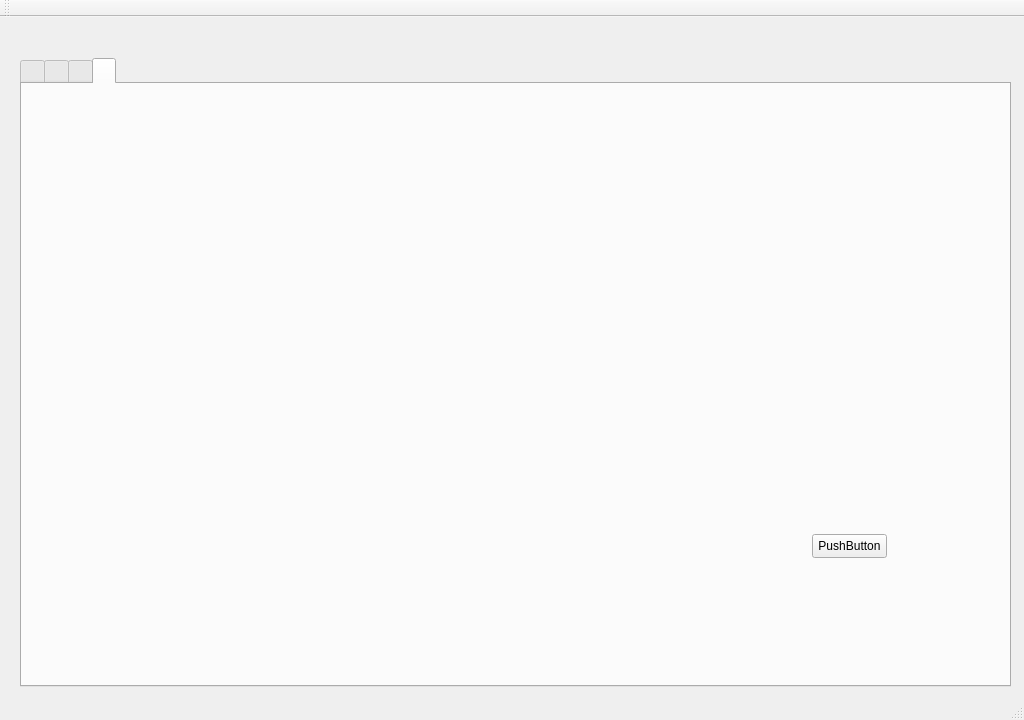
Qt form AIS_Login/AIS_MainWindow.ui (Holikma/Application_AIS) before a commit.
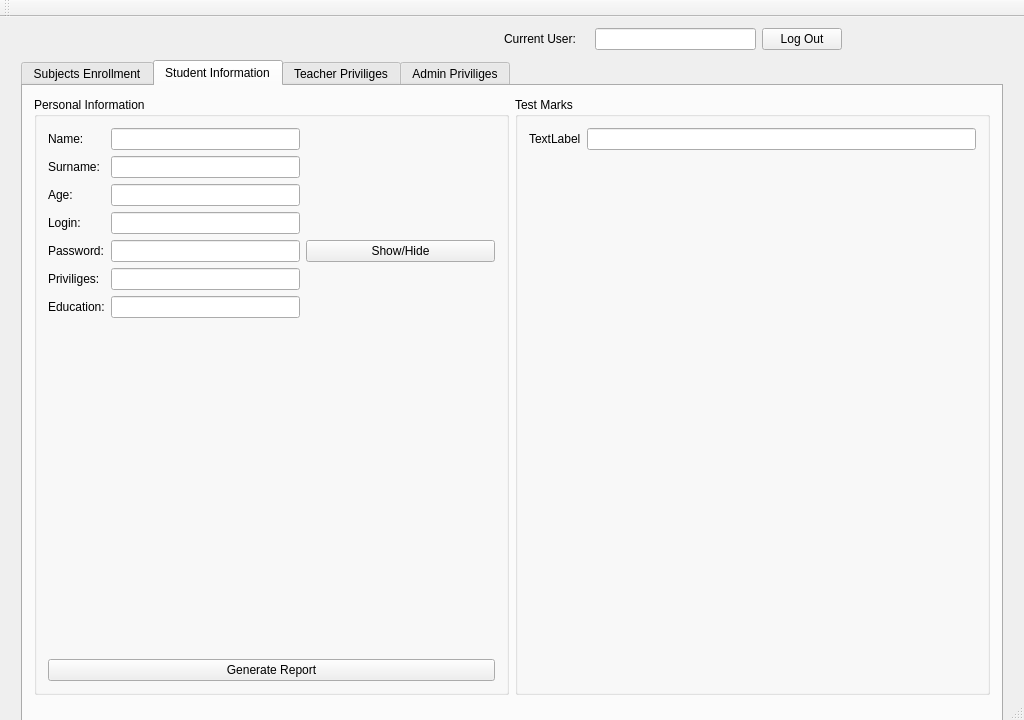
The same form after that commit.

Diff of the .ui file:
```diff
--- a/AIS_Login/AIS_MainWindow.ui
+++ b/AIS_Login/AIS_MainWindow.ui
@@ -38,15 +38,8 @@
      <height>720</height>
     </size>
    </property>
-   <widget class="QWidget" name="verticalLayoutWidget">
-    <property name="geometry">
-     <rect>
-      <x>10</x>
-      <y>10</y>
-      <width>1011</width>
-      <height>671</height>
-     </rect>
-    </property>
+   <layout class="QVBoxLayout" name="verticalLayout">
+    <item>
     <layout class="QVBoxLayout" name="Main_Page" stretch="0,0">
      <property name="spacing">
       <number>10</number>
@@ -101,89 +94,325 @@
          </property>
         </spacer>
        </item>
+        <item>
+         <widget class="QLabel" name="label">
+          <property name="text">
+           <string>Current User:</string>
+          </property>
+         </widget>
+        </item>
+        <item>
+         <widget class="QLabel" name="label_2">
+          <property name="text">
+           <string/>
+          </property>
+         </widget>
+        </item>
+        <item>
+         <widget class="QLineEdit" name="Line_Current_User"/>
+        </item>
+        <item>
+         <widget class="QPushButton" name="Button_Logout">
+          <property name="text">
+           <string>Log Out</string>
+          </property>
+         </widget>
+        </item>
+        <item>
+         <spacer name="horizontalSpacer_4">
+          <property name="orientation">
+           <enum>Qt::Horizontal</enum>
+          </property>
+          <property name="sizeHint" stdset="0">
+           <size>
+            <width>40</width>
+            <height>20</height>
+           </size>
+          </property>
+         </spacer>
+        </item>
       </layout>
      </item>
      <item>
-      <widget class="QTabWidget" name="tabWidget">
+       <widget class="QTabWidget" name="TabWidget">
+        <property name="minimumSize">
+         <size>
+          <width>0</width>
+          <height>700</height>
+         </size>
+        </property>
+        <property name="maximumSize">
+         <size>
+          <width>16777215</width>
+          <height>16777215</height>
+         </size>
+        </property>
+        <property name="toolTip">
+         <string>&lt;html&gt;&lt;head/&gt;&lt;body&gt;&lt;p&gt;strana1&lt;/p&gt;&lt;p&gt;&lt;br/&gt;&lt;/p&gt;&lt;/body&gt;&lt;/html&gt;</string>
+        </property>
        <property name="currentIndex">
-        <number>3</number>
-       </property>
-       <widget class="QWidget" name="tabWidgetPage1" native="true">
+         <number>1</number>
+        </property>
+        <widget class="QWidget" name="Subjects_enrollment">
+         <property name="maximumSize">
+          <size>
+           <width>16777215</width>
+           <height>620</height>
+          </size>
+         </property>
         <attribute name="title">
-         <string/>
-        </attribute>
-        <widget class="QPushButton" name="pushButton">
-         <property name="geometry">
-          <rect>
-           <x>50</x>
-           <y>70</y>
-           <width>75</width>
-           <height>24</height>
-          </rect>
-         </property>
+          <string>Subjects Enrollment</string>
+         </attribute>
+         <layout class="QGridLayout" name="gridLayout">
+          <item row="1" column="0">
+           <widget class="QGroupBox" name="groupBox">
+            <property name="title">
+             <string>Currently Enrolled Subjects</string>
+            </property>
+            <layout class="QHBoxLayout" name="horizontalLayout_3">
+             <item>
+              <widget class="QTableWidget" name="tableWidget_2"/>
+             </item>
+            </layout>
+           </widget>
+          </item>
+          <item row="0" column="0">
+           <widget class="QGroupBox" name="groupBox_2">
+            <property name="title">
+             <string>Subjects Available</string>
+            </property>
+            <layout class="QHBoxLayout" name="horizontalLayout_2">
+             <item>
+              <widget class="QTableWidget" name="tableWidget"/>
+             </item>
+            </layout>
+           </widget>
+          </item>
+         </layout>
+        </widget>
+        <widget class="QWidget" name="Student_Information">
+         <property name="maximumSize">
+          <size>
+           <width>16777215</width>
+           <height>620</height>
+          </size>
+         </property>
+         <attribute name="title">
+          <string>Student Information</string>
+         </attribute>
+         <layout class="QGridLayout" name="gridLayout_2" columnstretch="0,0">
+          <item row="0" column="0">
+           <widget class="QGroupBox" name="groupBox_3">
+            <property name="title">
+             <string>Personal Information</string>
+            </property>
+            <layout class="QGridLayout" name="gridLayout_3">
+             <item row="0" column="2">
+              <spacer name="horizontalSpacer_5">
+               <property name="orientation">
+                <enum>Qt::Horizontal</enum>
+               </property>
+               <property name="sizeHint" stdset="0">
+                <size>
+                 <width>40</width>
+                 <height>20</height>
+                </size>
+               </property>
+              </spacer>
+             </item>
+             <item row="2" column="1">
+              <widget class="QLineEdit" name="lineEdit_4"/>
+             </item>
+             <item row="6" column="1">
+              <widget class="QLineEdit" name="lineEdit_8"/>
+             </item>
+             <item row="1" column="1">
+              <widget class="QLineEdit" name="lineEdit_3"/>
+             </item>
+             <item row="2" column="0">
+              <widget class="QLabel" name="label_6">
          <property name="text">
-          <string>PushButton</string>
-         </property>
-        </widget>
-       </widget>
-       <widget class="QWidget" name="tabWidgetPage2" native="true">
-        <attribute name="title">
-         <string/>
-        </attribute>
+                <string>Age:</string>
+               </property>
+              </widget>
+             </item>
+             <item row="4" column="2">
         <widget class="QPushButton" name="pushButton_2">
-         <property name="geometry">
-          <rect>
-           <x>340</x>
-           <y>180</y>
-           <width>75</width>
-           <height>24</height>
-          </rect>
-         </property>
+               <property name="text">
+                <string>Show/Hide</string>
+               </property>
+              </widget>
+             </item>
+             <item row="1" column="0">
+              <widget class="QLabel" name="label_5">
          <property name="text">
-          <string>PushButton</string>
-         </property>
-        </widget>
-       </widget>
-       <widget class="QWidget" name="tabWidgetPage3" native="true">
-        <attribute name="title">
-         <string/>
-        </attribute>
-        <widget class="QPushButton" name="pushButton_3">
-         <property name="geometry">
-          <rect>
-           <x>200</x>
-           <y>400</y>
-           <width>75</width>
-           <height>24</height>
-          </rect>
-         </property>
+                <string>Surname:</string>
+               </property>
+              </widget>
+             </item>
+             <item row="3" column="0">
+              <widget class="QLabel" name="label_7">
+               <property name="text">
+                <string>Login:</string>
+               </property>
+              </widget>
+             </item>
+             <item row="2" column="2">
+              <spacer name="horizontalSpacer_7">
+               <property name="orientation">
+                <enum>Qt::Horizontal</enum>
+               </property>
+               <property name="sizeHint" stdset="0">
+                <size>
+                 <width>40</width>
+                 <height>20</height>
+                </size>
+               </property>
+              </spacer>
+             </item>
+             <item row="0" column="0">
+              <widget class="QLabel" name="label_3">
          <property name="text">
-          <string>PushButton</string>
-         </property>
-        </widget>
-       </widget>
-       <widget class="QWidget" name="tabWidgetPage4" native="true">
-        <attribute name="title">
-         <string/>
-        </attribute>
-        <widget class="QPushButton" name="pushButton_4">
-         <property name="geometry">
-          <rect>
-           <x>790</x>
-           <y>450</y>
-           <width>75</width>
-           <height>24</height>
-          </rect>
-         </property>
+                <string>Name:</string>
+               </property>
+              </widget>
+             </item>
+             <item row="0" column="1">
+              <widget class="QLineEdit" name="lineEdit"/>
+             </item>
+             <item row="4" column="0">
+              <widget class="QLabel" name="label_8">
+               <property name="text">
+                <string>Password:</string>
+               </property>
+              </widget>
+             </item>
+             <item row="3" column="2">
+              <spacer name="horizontalSpacer_8">
+               <property name="orientation">
+                <enum>Qt::Horizontal</enum>
+               </property>
+               <property name="sizeHint" stdset="0">
+                <size>
+                 <width>40</width>
+                 <height>20</height>
+                </size>
+               </property>
+              </spacer>
+             </item>
+             <item row="3" column="1">
+              <widget class="QLineEdit" name="lineEdit_5"/>
+             </item>
+             <item row="5" column="1">
+              <widget class="QLineEdit" name="lineEdit_7"/>
+             </item>
+             <item row="1" column="2">
+              <spacer name="horizontalSpacer_6">
+               <property name="orientation">
+                <enum>Qt::Horizontal</enum>
+               </property>
+               <property name="sizeHint" stdset="0">
+                <size>
+                 <width>40</width>
+                 <height>20</height>
+                </size>
+               </property>
+              </spacer>
+             </item>
+             <item row="5" column="0">
+              <widget class="QLabel" name="label_9">
          <property name="text">
-          <string>PushButton</string>
-         </property>
-        </widget>
-       </widget>
+                <string>Priviliges:</string>
+               </property>
+              </widget>
+             </item>
+             <item row="8" column="1">
+              <spacer name="verticalSpacer">
+               <property name="orientation">
+                <enum>Qt::Vertical</enum>
+               </property>
+               <property name="sizeHint" stdset="0">
+                <size>
+                 <width>20</width>
+                 <height>40</height>
+                </size>
+               </property>
+              </spacer>
+             </item>
+             <item row="6" column="0">
+              <widget class="QLabel" name="label_10">
+               <property name="text">
+                <string>Education:</string>
+               </property>
+              </widget>
+             </item>
+             <item row="4" column="1">
+              <widget class="QLineEdit" name="lineEdit_6"/>
+             </item>
+             <item row="9" column="0" colspan="3">
+              <widget class="QPushButton" name="pushButton">
+               <property name="text">
+                <string>Generate Report</string>
+               </property>
       </widget>
      </item>
     </layout>
    </widget>
+          </item>
+          <item row="0" column="1">
+           <widget class="QGroupBox" name="groupBox_4">
+            <property name="title">
+             <string>Test Marks</string>
+            </property>
+            <layout class="QFormLayout" name="formLayout">
+             <item row="0" column="0">
+              <widget class="QLabel" name="label_4">
+               <property name="text">
+                <string>TextLabel</string>
+               </property>
+              </widget>
+             </item>
+             <item row="0" column="1">
+              <widget class="QLineEdit" name="lineEdit_2"/>
+             </item>
+            </layout>
+           </widget>
+          </item>
+         </layout>
+        </widget>
+        <widget class="QWidget" name="tab_2">
+         <attribute name="title">
+          <string>Teacher Priviliges</string>
+         </attribute>
+         <layout class="QGridLayout" name="gridLayout_5">
+          <item row="0" column="0">
+           <widget class="QGroupBox" name="groupBox_6">
+            <property name="title">
+             <string>GroupBox</string>
+            </property>
+           </widget>
+          </item>
+         </layout>
+        </widget>
+        <widget class="QWidget" name="Admin_Priviliges">
+         <attribute name="title">
+          <string>Admin Priviliges</string>
+         </attribute>
+         <layout class="QGridLayout" name="gridLayout_4">
+          <item row="0" column="0">
+           <widget class="QGroupBox" name="groupBox_5">
+            <property name="title">
+             <string>GroupBox</string>
+            </property>
+           </widget>
+          </item>
+         </layout>
+        </widget>
+       </widget>
+      </item>
+     </layout>
+    </item>
+   </layout>
   </widget>
   <widget class="QMenuBar" name="menuBar">
    <property name="geometry">
```
Lines whose indentation alone changed are shown as unchanged.
